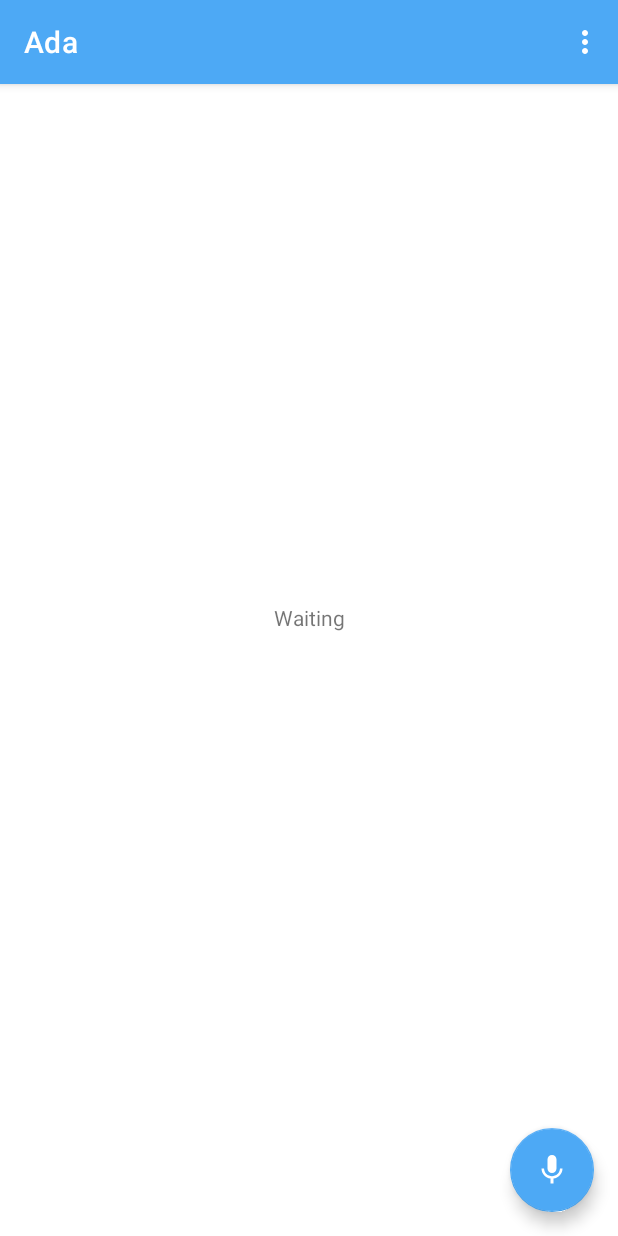
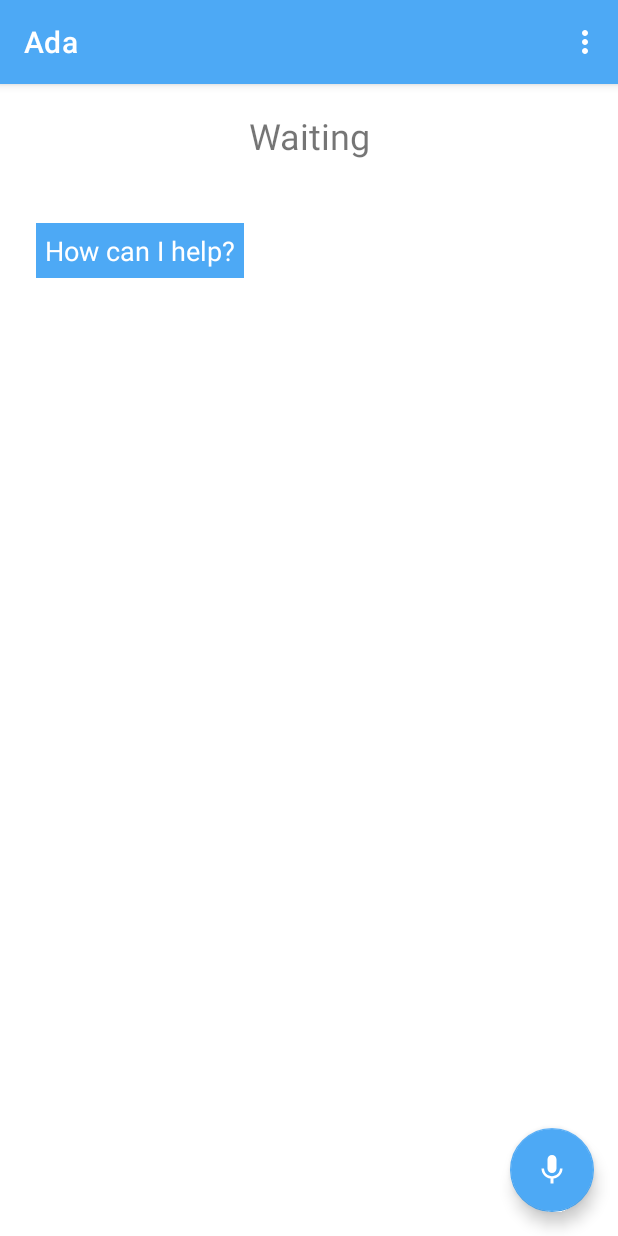
Before and after one commit to cbarraco/ada-android, an Android app: the screen it shows after launch (MainActivity), on a phone screen of 412 x 824 dp. Run offline under Robolectric (Android 15) with nearby library versions, the light colour scheme and no system bars.

Commit message:
Added chat log style interface for requests and replies

```diff
--- a/app/src/main/AndroidManifest.xml
+++ b/app/src/main/AndroidManifest.xml
@@ -47,7 +47,7 @@
             android:parentActivityName=".MainActivity" />
 
         <service
-            android:name="ca.barraco.carlo.ada.assistant.AdaVoiceInteractionService"
+            android:name=".assistant.AdaVoiceInteractionService"
             android:exported="true"
             android:permission="android.permission.BIND_VOICE_INTERACTION">
             <meta-data
@@ -58,7 +58,7 @@
             </intent-filter>
         </service>
         <service
-            android:name="ca.barraco.carlo.ada.assistant.AdaVoiceInteractionSessionService"
+            android:name=".assistant.AdaVoiceInteractionSessionService"
             android:permission="android.permission.BIND_VOICE_INTERACTION" />
     </application>
 
--- a/app/src/main/res/layout/activity_main.xml
+++ b/app/src/main/res/layout/activity_main.xml
@@ -20,14 +20,50 @@
 
     </com.google.android.material.appbar.AppBarLayout>
 
-    <TextView
-        android:id="@+id/statusView"
+    <LinearLayout
         android:layout_width="match_parent"
-        android:layout_height="wrap_content"
-        android:layout_gravity="center"
-        android:gravity="center"
-        android:text="@string/recognition_idle"
-        android:visibility="visible" />
+        android:layout_height="match_parent"
+        android:layout_marginTop="?attr/actionBarSize"
+        android:orientation="vertical">
+        <TextView
+            android:id="@+id/statusView"
+            android:layout_width="wrap_content"
+            android:layout_height="wrap_content"
+            android:layout_gravity="center_horizontal"
+            android:gravity="center"
+            android:layout_marginTop="18dp"
+            android:text="@string/recognition_idle"
+            android:textSize="24sp"
+            android:visibility="visible" />
+
+        <ScrollView
+            android:layout_width="match_parent"
+            android:layout_height="match_parent"
+            android:layout_gravity="center"
+            android:layout_marginTop="18dp">
+
+            <LinearLayout
+                android:id="@+id/chatLayout"
+                android:layout_width="match_parent"
+                android:layout_height="wrap_content"
+                android:orientation="vertical"
+                android:padding="24dp">
+
+                <TextView
+                    android:layout_width="wrap_content"
+                    android:layout_height="wrap_content"
+                    android:layout_gravity="start"
+                    android:background="@color/HomeAssistant"
+                    android:gravity="start"
+                    android:padding="6dp"
+                    android:text="How can I help?"
+                    android:textColor="@color/White"
+                    android:textSize="18dp" />
+
+            </LinearLayout>
+        </ScrollView>
+    </LinearLayout>
+
 
     <com.google.android.material.floatingactionbutton.FloatingActionButton
         android:id="@+id/fab"
@@ -36,8 +72,8 @@
         android:layout_gravity="bottom|end"
         android:layout_marginEnd="@dimen/fab_margin"
         android:layout_marginBottom="16dp"
+        android:contentDescription="Activate microphone"
         android:tint="@color/White"
-        app:srcCompat="@drawable/baseline_mic_24dp"
-        android:contentDescription="Activate microphone" />
+        app:srcCompat="@drawable/baseline_mic_24dp" />
 
 </androidx.coordinatorlayout.widget.CoordinatorLayout>
--- a/app/src/main/res/values/colors.xml
+++ b/app/src/main/res/values/colors.xml
@@ -1,6 +1,7 @@
 <?xml version="1.0" encoding="utf-8"?>
 <resources>
     <color name="HomeAssistant">#4DA9F5</color>
+    <color name="AdaRequest">#BEE4FC</color>
     <color name="White">#FFFFFF</color>
     <color name="Ivory">#FFFFF0</color>
     <color name="LightYellow">#FFFFE0</color>
```
Also changed, not shown: app/src/main/java/ca/barraco/carlo/ada/MainActivity.java (+145 -130 lines), app/src/main/java/ca/barraco/carlo/ada/MyRecognitionListener.java (added, +159 -0 lines).
